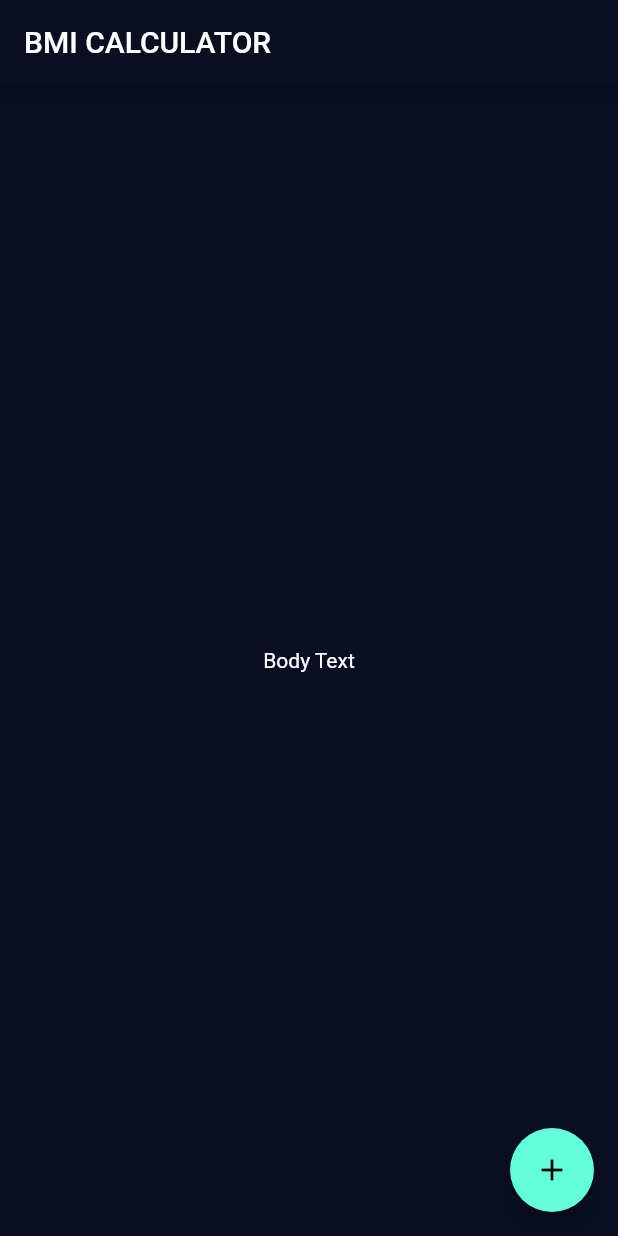
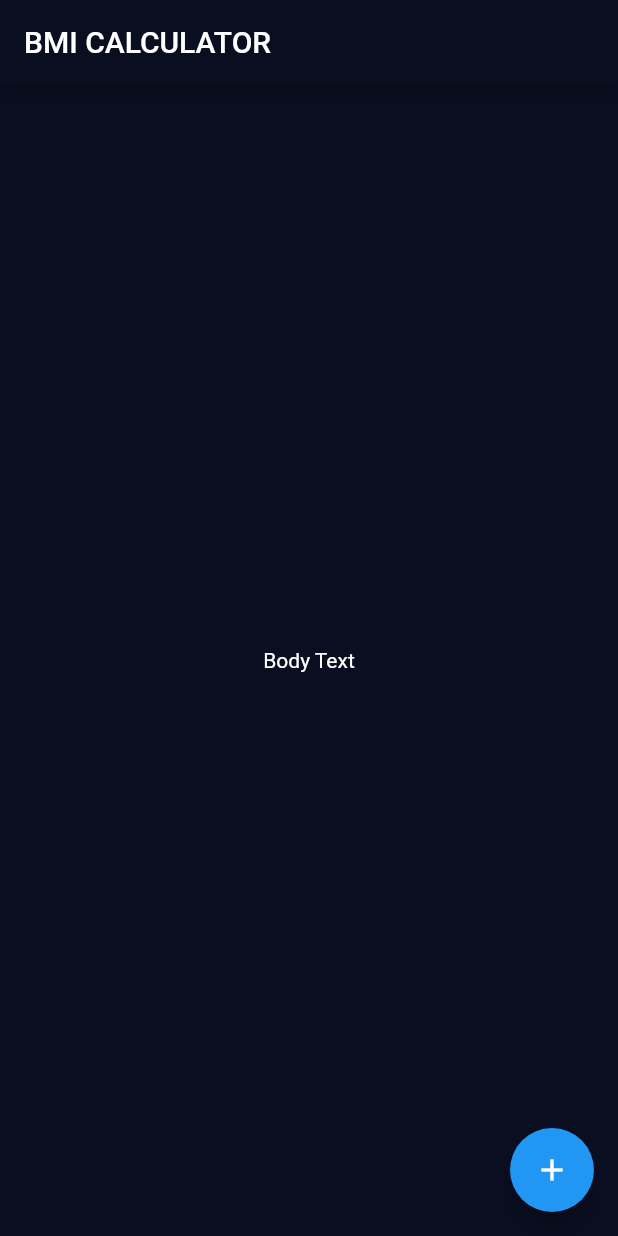
Before and after one commit to beingbivek/BMICalculatorUI, a Flutter app: the screen it shows after launch, on a phone screen of 412 x 824 dp. Run offline on Flutter 3.47's test engine with Material 2 defaults, Android fonts, the phone set to English and light mode, and no system bars.

Commit message:
learned Theme Widget in any widget

```diff
--- a/lib/main.dart
+++ b/lib/main.dart
@@ -32,9 +32,12 @@ class _InputPageState extends State<InputPage> {
       body: Center(
         child: Text('Body Text'),
       ),
-      floatingActionButton: FloatingActionButton(
-        onPressed: () {},
-        child: Icon(Icons.add),
+      floatingActionButton: Theme(
+        data: ThemeData.light(),
+        child: FloatingActionButton(
+          onPressed: () {},
+          child: Icon(Icons.add),
+        ),
       ),
     );
   }
```
